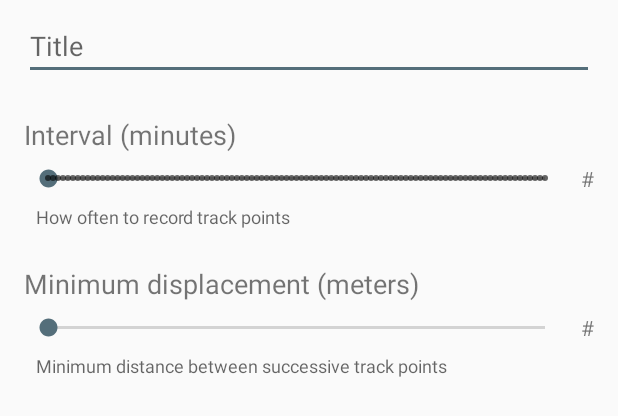
After one commit to BradPatras/gpx-recorder, an Android app: the layout config_dialog.xml on its own in the app's theme, with its tools: preview values and no code run, on a phone screen of 412 x 824 dp. The commit adds this screen. Shown: the top 416 px of the screen. Run offline under Robolectric (Android 15) with nearby library versions, the phone set to English and light mode, and no system bars.

Commit message:
creating recording configurator dialog

```diff
--- a/app/src/main/java/com/iboism/gpxrecorder/activity/MainActivity.kt
+++ b/app/src/main/java/com/iboism/gpxrecorder/activity/MainActivity.kt
@@ -35,6 +35,7 @@ class MainActivity : AppCompatActivity(), NavigationView.OnNavigationItemSelecte
                 onAllowed = {
                     // open recording creator
                     startRecording()
+
                 })
         }
 
--- /dev/null
+++ b/app/src/main/java/com/iboism/gpxrecorder/fragment/RecordingConfiguratorDialog.kt
@@ -0,0 +1,14 @@
+package com.iboism.gpxrecorder.fragment
+
+import android.app.Dialog
+import android.app.DialogFragment
+import android.os.Bundle
+
+/**
+ * Created by Brad on 12/5/2017.
+ */
+class RecordingConfiguratorDialog: DialogFragment() {
+    override fun onCreateDialog(savedInstanceState: Bundle?): Dialog {
+        return super.onCreateDialog(savedInstanceState)
+    }
+}
--- /dev/null
+++ b/app/src/main/res/layout/config_dialog.xml
@@ -0,0 +1,125 @@
+<?xml version="1.0" encoding="utf-8"?>
+<android.support.constraint.ConstraintLayout
+    xmlns:android="http://schemas.android.com/apk/res/android"
+    xmlns:app="http://schemas.android.com/apk/res-auto"
+    xmlns:tools="http://schemas.android.com/tools"
+    android:layout_width="match_parent"
+    android:layout_height="match_parent">
+
+    <EditText
+        android:id="@+id/config_title_editText"
+        android:layout_width="0dp"
+        android:layout_height="wrap_content"
+        android:layout_marginEnd="16dp"
+        android:layout_marginStart="16dp"
+        android:layout_marginTop="8dp"
+        android:hint="Title"
+        app:layout_constraintEnd_toEndOf="parent"
+        app:layout_constraintStart_toStartOf="parent"
+        app:layout_constraintTop_toTopOf="parent"/>
+
+    <SeekBar
+        android:id="@+id/seekBar2"
+        style="@style/Widget.AppCompat.SeekBar.Discrete"
+        android:layout_width="0dp"
+        android:layout_height="wrap_content"
+        android:layout_marginEnd="8dp"
+        android:layout_marginStart="16dp"
+        android:layout_marginTop="8dp"
+        app:layout_constraintEnd_toStartOf="@+id/textView6"
+        app:layout_constraintStart_toStartOf="parent"
+        app:layout_constraintTop_toBottomOf="@+id/textView2"/>
+
+    <TextView
+        android:id="@+id/textView2"
+        android:layout_width="wrap_content"
+        android:layout_height="wrap_content"
+        android:layout_marginStart="16dp"
+        android:layout_marginTop="24dp"
+        android:text="Interval (minutes)"
+        android:textSize="18sp"
+        app:layout_constraintStart_toStartOf="parent"
+        app:layout_constraintTop_toBottomOf="@+id/config_title_editText"/>
+
+    <TextView
+        android:id="@+id/textView3"
+        android:layout_width="0dp"
+        android:layout_height="wrap_content"
+        android:layout_marginEnd="8dp"
+        android:layout_marginStart="8dp"
+        android:layout_marginTop="8dp"
+        android:text="How often to record track points"
+        android:textAlignment="textStart"
+        android:textAppearance="@style/TextAppearance.AppCompat.Caption"
+        android:textSize="12sp"
+        app:layout_constraintEnd_toEndOf="@+id/seekBar2"
+        app:layout_constraintHorizontal_bias="0.0"
+        app:layout_constraintStart_toStartOf="@+id/textView2"
+        app:layout_constraintTop_toBottomOf="@+id/seekBar2"/>
+
+    <TextView
+        android:id="@+id/textView4"
+        android:layout_width="wrap_content"
+        android:layout_height="wrap_content"
+        android:layout_marginEnd="8dp"
+        android:layout_marginStart="16dp"
+        android:layout_marginTop="24dp"
+        android:text="Minimum displacement (meters)"
+        android:textSize="18sp"
+        app:layout_constraintEnd_toEndOf="parent"
+        app:layout_constraintHorizontal_bias="0.0"
+        app:layout_constraintStart_toStartOf="parent"
+        app:layout_constraintTop_toBottomOf="@+id/textView3"/>
+
+    <SeekBar
+        android:id="@+id/seekBar3"
+        android:layout_width="0dp"
+        android:layout_height="wrap_content"
+        android:layout_marginEnd="8dp"
+        android:layout_marginStart="16dp"
+        android:layout_marginTop="8dp"
+        app:layout_constraintEnd_toStartOf="@+id/textView7"
+        app:layout_constraintStart_toStartOf="parent"
+        app:layout_constraintTop_toBottomOf="@+id/textView4"/>
+
+    <TextView
+        android:id="@+id/textView5"
+        android:layout_width="0dp"
+        android:layout_height="wrap_content"
+        android:layout_marginBottom="8dp"
+        android:layout_marginEnd="16dp"
+        android:layout_marginStart="8dp"
+        android:layout_marginTop="8dp"
+        android:text="Minimum distance between successive track points"
+        android:textAppearance="@style/TextAppearance.AppCompat.Caption"
+        app:layout_constraintBottom_toBottomOf="parent"
+        app:layout_constraintEnd_toEndOf="parent"
+        app:layout_constraintHorizontal_bias="0.46"
+        app:layout_constraintStart_toStartOf="@+id/seekBar3"
+        app:layout_constraintTop_toBottomOf="@+id/seekBar3"
+        app:layout_constraintVertical_bias="0.0"/>
+
+    <TextView
+        android:id="@+id/textView6"
+        android:layout_width="wrap_content"
+        android:layout_height="wrap_content"
+        android:layout_marginEnd="16dp"
+        android:text="#"
+        app:layout_constraintBottom_toBottomOf="@+id/seekBar2"
+        app:layout_constraintEnd_toEndOf="parent"
+        app:layout_constraintStart_toEndOf="@+id/seekBar2"
+        app:layout_constraintTop_toTopOf="@+id/seekBar2"/>
+
+    <TextView
+        android:id="@+id/textView7"
+        android:layout_width="wrap_content"
+        android:layout_height="wrap_content"
+        android:layout_marginEnd="16dp"
+        android:text="#"
+        app:layout_constraintBottom_toBottomOf="@+id/seekBar3"
+        app:layout_constraintEnd_toEndOf="parent"
+        app:layout_constraintStart_toEndOf="@+id/seekBar3"
+        app:layout_constraintTop_toTopOf="@+id/seekBar3"/>
+
+
+</android.support.constraint.ConstraintLayout>
```
